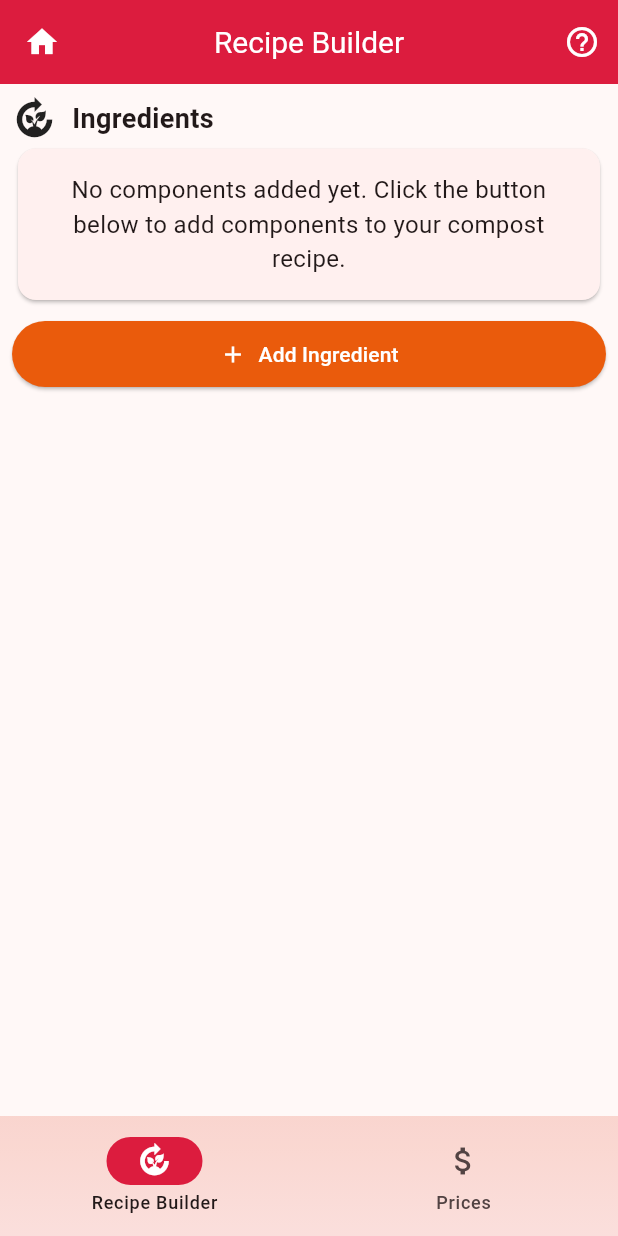
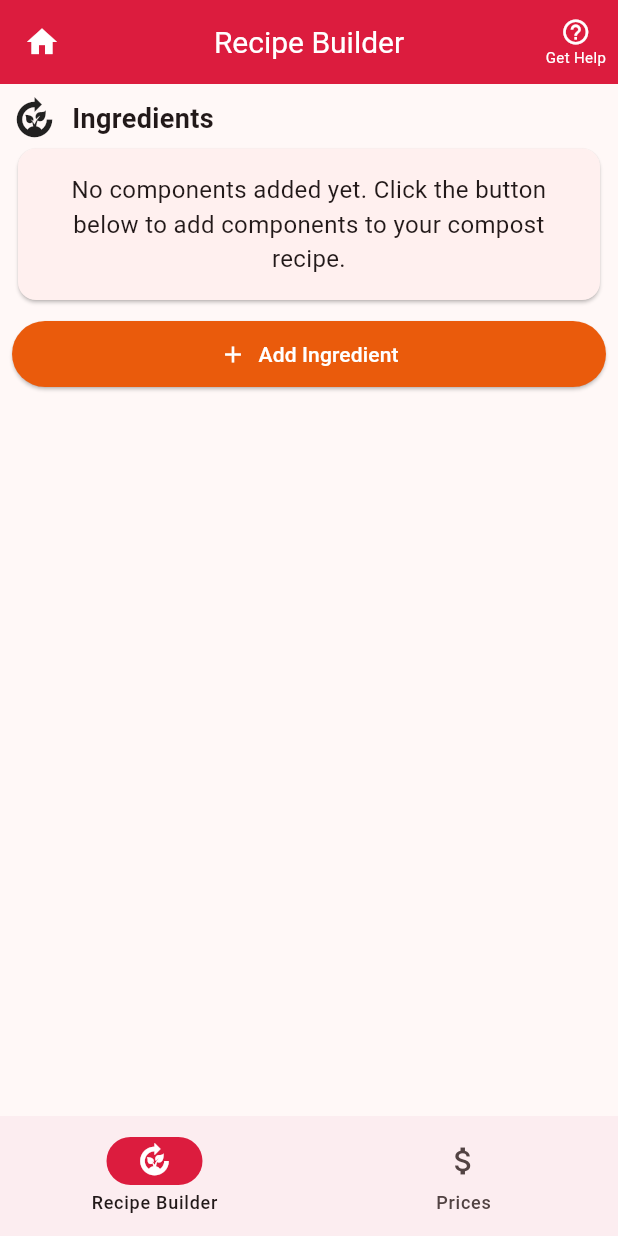
Before and after one commit to SomtochiUmeh/compostapp, a Flutter app: the screen it shows after launch, after a tap on "Recipe Builder", on a phone screen of 412 x 824 dp. Run offline on Flutter 3.47's test engine with Material 3 defaults, Android fonts, the phone set to English and light mode, and no system bars; our stand-ins replace shared_preferences.

Commit message:
addressing feedback

```diff
--- a/lib/constants/app_colors.dart
+++ b/lib/constants/app_colors.dart
@@ -33,7 +33,7 @@ class AppColors {
         begin: Alignment.topCenter,
         end: Alignment.bottomCenter,
         colors: [
-          Color.fromARGB(20, 234, 91, 12), // Very light orange at top (8% opacity)
+          white, // White at top
           white, // White at bottom
         ],
       );
@@ -42,8 +42,8 @@ class AppColors {
         begin: Alignment.topCenter,
         end: Alignment.bottomCenter,
         colors: [
-          Color.fromARGB(31, 234, 91, 12), // Slightly more orange (12% opacity)
-          Color.fromARGB(15, 234, 91, 12), // Very light orange (6% opacity)
+          white, // White at top
+          white, // White at bottom
         ],
       );
 
--- a/lib/screens/app_home_page.dart
+++ b/lib/screens/app_home_page.dart
@@ -91,10 +91,21 @@ class AppHomePage extends StatelessWidget {
         ),
         centerTitle: true,
         actions: [
-          IconButton(
-            onPressed: () => _sendHelpEmail(context),
-            icon: const Icon(Icons.help_outline, color: AppColors.onPrimary),
-            tooltip: S.of(context).getHelp,
+          Padding(
+            padding: const EdgeInsets.only(right: 8.0),
+            child: GestureDetector(
+              onTap: () => _sendHelpEmail(context),
+              child: Column(
+                mainAxisAlignment: MainAxisAlignment.center,
+                children: [
+                  const Icon(Icons.help_outline, color: AppColors.onPrimary, size: 20),
+                  Text(
+                    S.of(context).getHelp,
+                    style: const TextStyle(color: AppColors.onPrimary, fontSize: 10),
+                  ),
+                ],
+              ),
+            ),
           ),
         ],
       ),
--- a/lib/screens/home_screen.dart
+++ b/lib/screens/home_screen.dart
@@ -168,10 +168,21 @@ class _HomeScreenState extends State<HomeScreen> with TickerProviderStateMixin {
             },
           ),
           actions: [
-            IconButton(
-              onPressed: () => _sendHelpEmail(),
-              icon: const Icon(Icons.help_outline, color: AppColors.onPrimary),
-              tooltip: S.of(context).getHelp,
+            Padding(
+              padding: const EdgeInsets.only(right: 8.0),
+              child: GestureDetector(
+                onTap: () => _sendHelpEmail(),
+                child: Column(
+                  mainAxisAlignment: MainAxisAlignment.center,
+                  children: [
+                    const Icon(Icons.help_outline, color: AppColors.onPrimary, size: 20),
+                    Text(
+                      S.of(context).getHelp,
+                      style: const TextStyle(color: AppColors.onPrimary, fontSize: 10),
+                    ),
+                  ],
+                ),
+              ),
             ),
           ],
         ),
```
